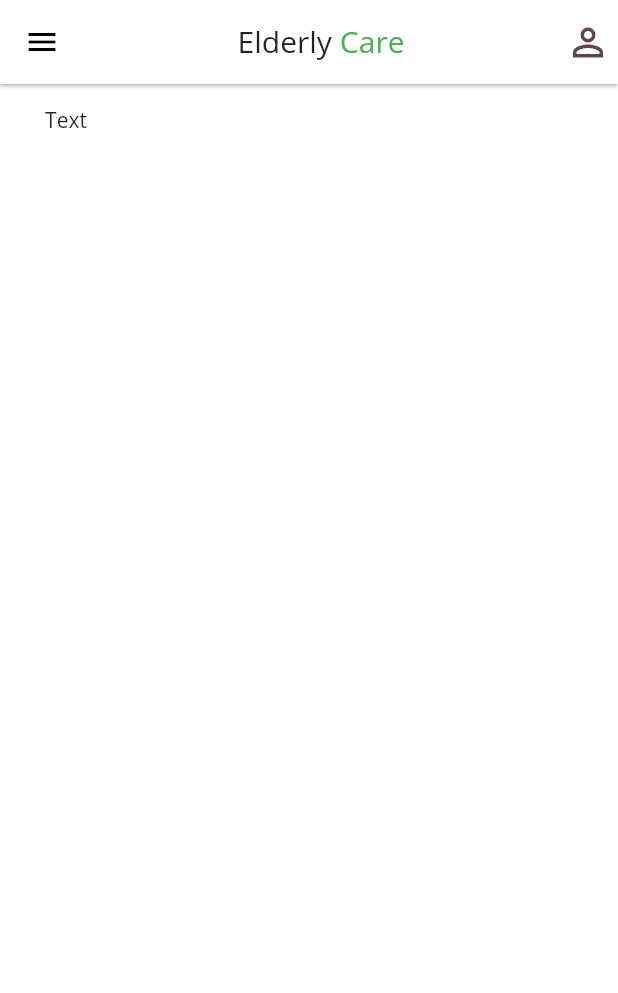
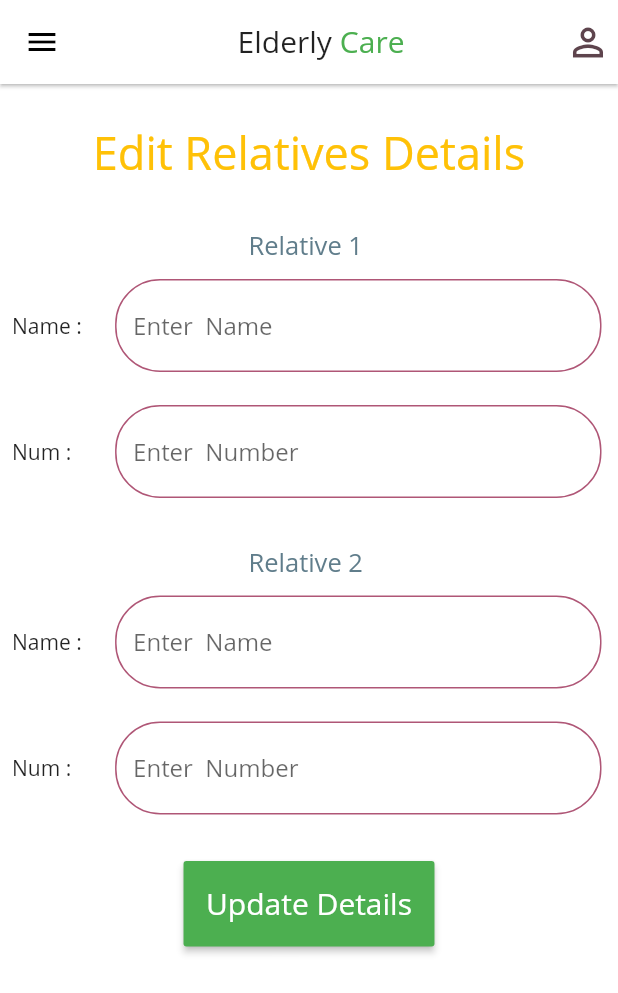
Before and after one commit to adarshbalu/elderly_app, a Flutter app: the EditRelativesScreen screen opened by its route, on a phone screen of 412 x 824 dp. Shown: the top 993 px of the screen. Run offline on Flutter 3.47's test engine with Material 2 defaults, Android fonts, the light colour scheme and no system bars; our stand-ins replace cloud_firestore, connectivity, firebase_auth, flutter_signin_button, flutter_spinkit, font_awesome_flutter and 8 more; missing offline and left inert: firebase_ml_vision, flutter_android, flutter_material_pickers, flutter_sms, mlkit, sms and 1 more; accounts and stored records are empty.

Commit message:
Edit relative detail screen completed

```diff
--- a/lib/screens/edit_relatives.dart
+++ b/lib/screens/edit_relatives.dart
@@ -1,5 +1,7 @@
 import 'dart:convert';
 
+import 'package:cloud_firestore/cloud_firestore.dart';
+import 'package:firebase_auth/firebase_auth.dart';
 import 'package:flutter/material.dart';
 import 'package:elderly_app/widgets/app_default.dart';
 import 'profile_screen.dart';
@@ -12,6 +14,103 @@ class EditRelativesScreen extends StatefulWidget {
 }
 
 class _EditRelativesScreenState extends State<EditRelativesScreen> {
+  TextEditingController relative1nameController;
+  TextEditingController relative2nameController;
+  TextEditingController relative2numController;
+  TextEditingController relative1numController;
+
+  @override
+  void dispose() {
+    relative1nameController.dispose();
+    relative1numController.dispose();
+    relative2nameController.dispose();
+    relative2numController.dispose();
+    super.dispose();
+  }
+
+  @override
+  void initState() {
+    getCurrentUser();
+    populateData();
+    super.initState();
+  }
+
+  String relative1name = '',
+      relative2name = '',
+      relative1num = '',
+      relative2num = '';
+  bool load = false;
+  FirebaseUser loggedInUser;
+  FirebaseAuth _auth = FirebaseAuth.instance;
+  String userId, username;
+  Future getCurrentUser() async {
+    try {
+      final user = await _auth.currentUser();
+      loggedInUser = user;
+      userId = loggedInUser.uid;
+      print(userId);
+      await getUserRelativeData();
+      await populateData();
+    } catch (e) {
+      print(e);
+    }
+  }
+
+  final fireStoreDatabase = Firestore.instance;
+  Future getUserRelativeData() async {
+    await fireStoreDatabase
+        .collection('profile')
+        .document(userId)
+        .get()
+        .then((DocumentSnapshot snapshot) {
+      print(snapshot.data);
+      if (mounted)
+        setState(() {
+          relative2name = snapshot.data['relative2name'];
+          relative1name = snapshot.data['relative1name'];
+          relative2num = snapshot.data['relative2number'];
+          relative1num = snapshot.data['relative1number'];
+          username = snapshot.data['userName'];
+
+          load = true;
+        });
+    });
+  }
+
+  Future populateData() async {
+    await fireStoreDatabase
+        .collection('profile')
+        .document(userId)
+        .get()
+        .then((DocumentSnapshot snapshot) {
+      print(snapshot.data['age']);
+      if (mounted)
+        setState(() {
+          relative2numController = TextEditingController(text: relative2num);
+          relative2nameController = TextEditingController(text: relative2name);
+          relative1nameController = TextEditingController(text: relative1name);
+          relative1numController = TextEditingController(text: relative1num);
+          load = true;
+        });
+    });
+  }
+
+  Future updateRelativeData() async {
+    try {
+      await fireStoreDatabase
+          .collection('profile')
+          .document(userId)
+          .updateData({
+        'relative1num': relative1num,
+        'relative2num': relative2num,
+        'relative1name': relative1name,
+        'relative2name': relative2name,
+      });
+    } catch (e) {
+      print(e.toString());
+    }
+  }
+
   @override
   Widget build(BuildContext context) {
     return Scaffold(
@@ -47,47 +146,145 @@ class _EditRelativesScreenState extends State<EditRelativesScreen> {
           ),
         ],
       ),
-      body: Column(
+      body: ListView(
         children: <Widget>[
-          FlatButton(
-            onPressed: () async {
-              print('Printed');
-
-//              var url = '{{baseURL}}/api/auth/login';
-//              var body = json.encode({
-//                'Body=Body of the messageFrom=+917012250352To=+919072122524'
-//              });
-//              print(body);
-//
-//              var response = await http.post(
-//                'https://api.twilio.com/2010-04-01/Accounts/AC07a649c710761cf3a0e6b96048accf58/Messages.json',
-//                headers: {
-//                  'accept': 'application/json',
-//                },
-//                body: body,
-              //{
-//                    'Body': 'Body of the message',
-//                    'From': '+917012250352',
-//                    'To': '+919072122524',
-//                    'AC07a649c710761cf3a0e6b96048accf58':
-//                        'ea627e873b85a03ae83b33a60e657c1d',
-              //}
-//              );
-
-              //            print(response.body);
-
-//              var uname = 'AC07a649c710761cf3a0e6b96048accf58';
-//              var pword = 'ea627e873b85a03ae83b33a60e657c1d';
-//              var authn = 'Basic ' + base64Encode(utf8.encode('$uname:$pword'));
-//
-//              var res = await http.post(
-//                  'https://api.twilio.com/2010-04-01/Accounts/AC07a649c710761cf3a0e6b96048accf58/Messages.json',
-//                  body: body,
-//                  headers: {'Authorization': authn});
-//              if (res.statusCode != 200) print(res.statusCode);
-//              print(res.body);
-            },
-            child: Text('Text'),
+          Padding(
+            padding: const EdgeInsets.only(top: 25.0, bottom: 10),
+            child: Center(
+              child: Text(
+                'Edit Relatives Details',
+                style: TextStyle(fontSize: 30, color: Colors.amber),
+              ),
+            ),
+          ),
+          SizedBox(
+            height: 20,
+          ),
+          Center(
+            child: Text(
+              'Relative 1 ',
+              style: TextStyle(fontSize: 17, color: Colors.blueGrey),
+            ),
+          ),
+          Padding(
+            padding: const EdgeInsets.fromLTRB(8.0, 0, 0, 0),
+            child: Row(
+              children: <Widget>[
+                Expanded(child: Text('Name : ')),
+                Expanded(
+                  flex: 6,
+                  child: FormItem(
+                    helperText: 'Name of the Relative 1',
+                    hintText: 'Enter  Name',
+                    controller: relative1nameController,
+                    onChanged: (value) {
+                      print('Name Saved');
+                      setState(() {
+                        relative1name = value;
+                      });
+                    },
+                    isNumber: false,
+                  ),
+                ),
+              ],
+            ),
+          ),
+          Padding(
+            padding: const EdgeInsets.fromLTRB(8.0, 0, 0, 0),
+            child: Row(
+              children: <Widget>[
+                Expanded(child: Text('Num : ')),
+                Expanded(
+                  flex: 6,
+                  child: FormItem(
+                    helperText: 'Number of the Relative 1',
+                    hintText: 'Enter  Number',
+                    controller: relative1numController,
+                    onChanged: (value) {
+                      print('Name Saved');
+                      setState(() {
+                        relative1num = value.toString();
+                      });
+                    },
+                    isNumber: true,
+                  ),
+                ),
+              ],
+            ),
+          ),
+          SizedBox(
+            height: 20,
+          ),
+          Center(
+            child: Text(
+              'Relative 2 ',
+              style: TextStyle(fontSize: 17, color: Colors.blueGrey),
+            ),
+          ),
+          Padding(
+            padding: const EdgeInsets.fromLTRB(8.0, 0, 0, 0),
+            child: Row(
+              children: <Widget>[
+                Expanded(child: Text('Name : ')),
+                Expanded(
+                  flex: 6,
+                  child: FormItem(
+                    helperText: 'Name of the Relative 2',
+                    hintText: 'Enter  Name',
+                    controller: relative2nameController,
+                    onChanged: (value) {
+                      print('Name Saved');
+                      setState(() {
+                        relative2name = value;
+                      });
+                    },
+                    isNumber: false,
+                  ),
+                ),
+              ],
+            ),
+          ),
+          Padding(
+            padding: const EdgeInsets.fromLTRB(8.0, 0, 0, 0),
+            child: Row(
+              children: <Widget>[
+                Expanded(child: Text('Num : ')),
+                Expanded(
+                  flex: 6,
+                  child: FormItem(
+                    helperText: 'Number of the Relative 2',
+                    hintText: 'Enter  Number',
+                    controller: relative2numController,
+                    onChanged: (value) {
+                      print('Name Saved');
+                      setState(() {
+                        relative2num = value.toString();
+                      });
+                    },
+                    isNumber: true,
+                  ),
+                ),
+              ],
+            ),
+          ),
+          SizedBox(
+            height: 20,
+          ),
+          Center(
+            child: MaterialButton(
+              color: Colors.green,
+              onPressed: () {
+                print('pressed');
+              },
+              padding: EdgeInsets.all(15),
+              child: Text(
+                'Update Details',
+                style: TextStyle(color: Colors.white, fontSize: 20),
+              ),
+            ),
+          ),
+          SizedBox(
+            height: 20,
           )
         ],
       ),
--- a/lib/screens/initial_setup_screen.dart
+++ b/lib/screens/initial_setup_screen.dart
@@ -316,8 +316,8 @@ class _InitialSetupScreenState extends State<InitialSetupScreen> {
       'relative1name': relative1name,
       'relative2number': relative2num,
       'relative2name': relative2name,
-      'bloodSugar': 'Normal',
-      'bloodPressure': 'Normal',
+      'bloodSugar': 'Not set',
+      'bloodPressure': 'Not set',
     });
 
 //    DocumentReference ref = await fireStoreDatabase.collection("books").add({
--- a/lib/widgets/app_default.dart
+++ b/lib/widgets/app_default.dart
@@ -87,8 +87,8 @@ class AppDrawer extends StatelessWidget {
                         Navigator.pushNamed(context, EditRelativesScreen.id);
                       },
                       child: ListButtons(
-                        icon: Icons.person_add,
-                        text: 'Add Relatives',
+                        icon: Icons.person,
+                        text: 'Edit Relatives',
                       ),
                     ),
                     InkWell(
```
